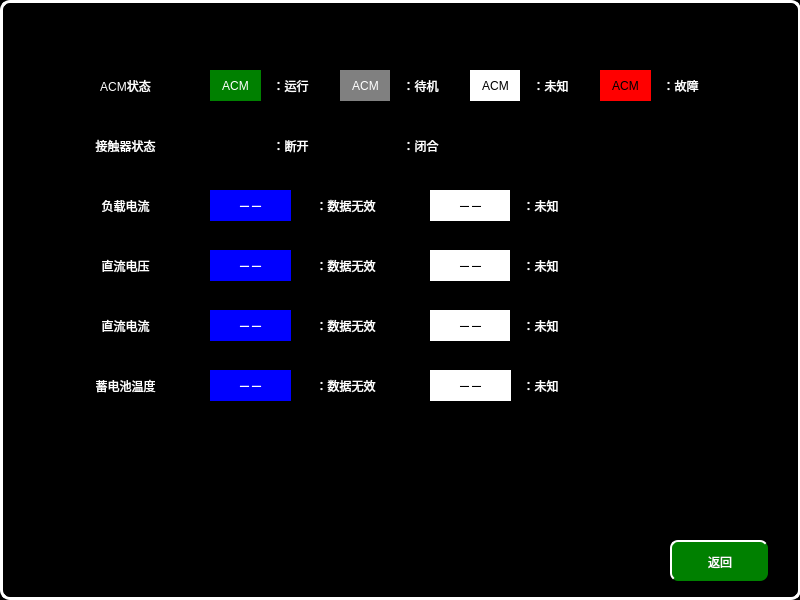
Qt form vehicleacuhelppage.ui (mayue-crrc/ShenyangMetro9DB) before a commit.
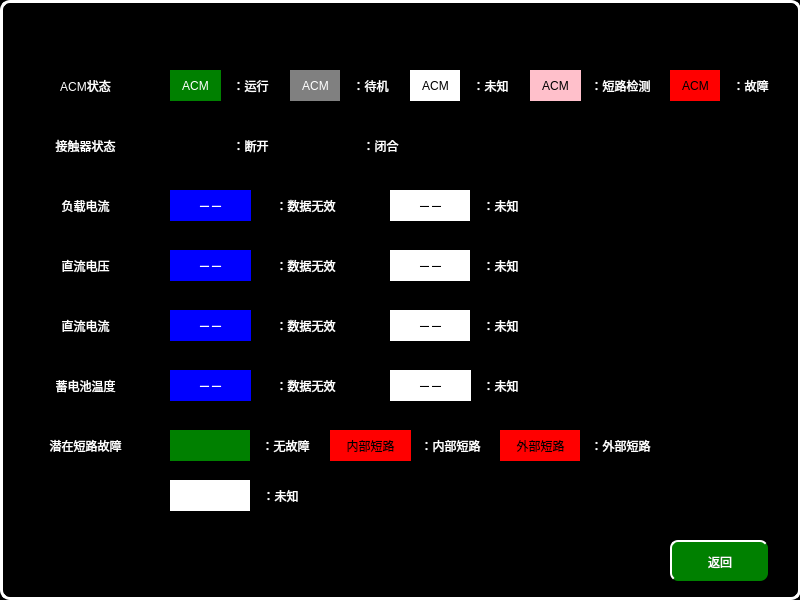
The same form after that commit. Icons and pictures are not drawn.

```diff
--- a/vehicleacuhelppage.ui
+++ b/vehicleacuhelppage.ui
@@ -39,7 +39,7 @@
   <widget class="QLabel" name="label_60">
    <property name="geometry">
     <rect>
-     <x>510</x>
+     <x>470</x>
      <y>370</y>
      <width>61</width>
      <height>31</height>
@@ -59,7 +59,7 @@
   <widget class="QLabel" name="label_19">
    <property name="geometry">
     <rect>
-     <x>210</x>
+     <x>170</x>
      <y>370</y>
      <width>81</width>
      <height>31</height>
@@ -78,7 +78,7 @@
   <widget class="QLabel" name="label_21">
    <property name="geometry">
     <rect>
-     <x>210</x>
+     <x>170</x>
      <y>190</y>
      <width>81</width>
      <height>31</height>
@@ -97,7 +97,7 @@
   <widget class="QLabel" name="label_29">
    <property name="geometry">
     <rect>
-     <x>430</x>
+     <x>390</x>
      <y>370</y>
      <width>81</width>
      <height>31</height>
@@ -116,7 +116,7 @@
   <widget class="QLabel" name="label_3">
    <property name="geometry">
     <rect>
-     <x>60</x>
+     <x>20</x>
      <y>370</y>
      <width>131</width>
      <height>31</height>
@@ -132,7 +132,7 @@
   <widget class="QLabel" name="label">
    <property name="geometry">
     <rect>
-     <x>60</x>
+     <x>20</x>
      <y>70</y>
      <width>131</width>
      <height>31</height>
@@ -164,7 +164,7 @@
   <widget class="QLabel" name="label_2">
    <property name="geometry">
     <rect>
-     <x>60</x>
+     <x>20</x>
      <y>250</y>
      <width>131</width>
      <height>31</height>
@@ -180,7 +180,7 @@
   <widget class="QLabel" name="label_30">
    <property name="geometry">
     <rect>
-     <x>430</x>
+     <x>390</x>
      <y>190</y>
      <width>81</width>
      <height>31</height>
@@ -199,7 +199,7 @@
   <widget class="QLabel" name="label_8">
    <property name="geometry">
     <rect>
-     <x>60</x>
+     <x>20</x>
      <y>310</y>
      <width>131</width>
      <height>31</height>
@@ -215,7 +215,7 @@
   <widget class="QLabel" name="label_7">
    <property name="geometry">
     <rect>
-     <x>60</x>
+     <x>20</x>
      <y>190</y>
      <width>131</width>
      <height>31</height>
@@ -251,7 +251,7 @@
   <widget class="QLabel" name="label_62">
    <property name="geometry">
     <rect>
-     <x>510</x>
+     <x>470</x>
      <y>190</y>
      <width>61</width>
      <height>31</height>
@@ -271,7 +271,7 @@
   <widget class="QLabel" name="label_63">
    <property name="geometry">
     <rect>
-     <x>300</x>
+     <x>260</x>
      <y>190</y>
      <width>91</width>
      <height>31</height>
@@ -291,7 +291,7 @@
   <widget class="QLabel" name="label_61">
    <property name="geometry">
     <rect>
-     <x>300</x>
+     <x>260</x>
      <y>370</y>
      <width>91</width>
      <height>31</height>
@@ -311,9 +311,9 @@
   <widget class="QLabel" name="label_53">
    <property name="geometry">
     <rect>
-     <x>650</x>
+     <x>580</x>
      <y>70</y>
-     <width>61</width>
+     <width>81</width>
      <height>31</height>
     </rect>
    </property>
@@ -322,7 +322,7 @@
 </string>
    </property>
    <property name="text">
-    <string>：故障</string>
+    <string>：短路检测</string>
    </property>
    <property name="alignment">
     <set>Qt::AlignCenter</set>
@@ -331,7 +331,7 @@
   <widget class="QLabel" name="label_54">
    <property name="geometry">
     <rect>
-     <x>260</x>
+     <x>220</x>
      <y>70</y>
      <width>61</width>
      <height>31</height>
@@ -351,14 +351,14 @@
   <widget class="QLabel" name="label_55">
    <property name="geometry">
     <rect>
-     <x>600</x>
+     <x>530</x>
      <y>70</y>
      <width>51</width>
      <height>31</height>
     </rect>
    </property>
    <property name="styleSheet">
-    <string notr="true">font: 16px, &quot;微软雅黑&quot;;color:black;background-color:red</string>
+    <string notr="true">font: 16px, &quot;微软雅黑&quot;;color:black;background-color:PINK</string>
    </property>
    <property name="text">
     <string>ACM</string>
@@ -370,7 +370,7 @@
   <widget class="QLabel" name="label_18">
    <property name="geometry">
     <rect>
-     <x>340</x>
+     <x>290</x>
      <y>70</y>
      <width>51</width>
      <height>31</height>
@@ -389,7 +389,7 @@
   <widget class="QLabel" name="label_56">
    <property name="geometry">
     <rect>
-     <x>390</x>
+     <x>340</x>
      <y>70</y>
      <width>61</width>
      <height>31</height>
@@ -409,7 +409,7 @@
   <widget class="QLabel" name="label_57">
    <property name="geometry">
     <rect>
-     <x>470</x>
+     <x>410</x>
      <y>70</y>
      <width>51</width>
      <height>31</height>
@@ -428,7 +428,7 @@
   <widget class="QLabel" name="label_64">
    <property name="geometry">
     <rect>
-     <x>520</x>
+     <x>460</x>
      <y>70</y>
      <width>61</width>
      <height>31</height>
@@ -448,7 +448,7 @@
   <widget class="QLabel" name="label_23">
    <property name="geometry">
     <rect>
-     <x>210</x>
+     <x>170</x>
      <y>70</y>
      <width>51</width>
      <height>31</height>
@@ -467,7 +467,7 @@
   <widget class="QLabel" name="label_31">
    <property name="geometry">
     <rect>
-     <x>430</x>
+     <x>390</x>
      <y>250</y>
      <width>81</width>
      <height>31</height>
@@ -486,7 +486,7 @@
   <widget class="QLabel" name="label_22">
    <property name="geometry">
     <rect>
-     <x>210</x>
+     <x>170</x>
      <y>250</y>
      <width>81</width>
      <height>31</height>
@@ -505,7 +505,7 @@
   <widget class="QLabel" name="label_65">
    <property name="geometry">
     <rect>
-     <x>510</x>
+     <x>470</x>
      <y>250</y>
      <width>61</width>
      <height>31</height>
@@ -525,7 +525,7 @@
   <widget class="QLabel" name="label_66">
    <property name="geometry">
     <rect>
-     <x>300</x>
+     <x>260</x>
      <y>250</y>
      <width>91</width>
      <height>31</height>
@@ -545,7 +545,7 @@
   <widget class="QLabel" name="label_32">
    <property name="geometry">
     <rect>
-     <x>430</x>
+     <x>390</x>
      <y>310</y>
      <width>81</width>
      <height>31</height>
@@ -564,7 +564,7 @@
   <widget class="QLabel" name="label_24">
    <property name="geometry">
     <rect>
-     <x>210</x>
+     <x>170</x>
      <y>310</y>
      <width>81</width>
      <height>31</height>
@@ -583,7 +583,7 @@
   <widget class="QLabel" name="label_67">
    <property name="geometry">
     <rect>
-     <x>510</x>
+     <x>470</x>
      <y>310</y>
      <width>61</width>
      <height>31</height>
@@ -603,7 +603,7 @@
   <widget class="QLabel" name="label_68">
    <property name="geometry">
     <rect>
-     <x>300</x>
+     <x>260</x>
      <y>310</y>
      <width>91</width>
      <height>31</height>
@@ -623,7 +623,7 @@
   <widget class="QLabel" name="label_4">
    <property name="geometry">
     <rect>
-     <x>60</x>
+     <x>20</x>
      <y>130</y>
      <width>131</width>
      <height>31</height>
@@ -639,7 +639,7 @@
   <widget class="QLabel" name="label_25">
    <property name="geometry">
     <rect>
-     <x>210</x>
+     <x>170</x>
      <y>130</y>
      <width>51</width>
      <height>31</height>
@@ -658,7 +658,7 @@
   <widget class="QLabel" name="label_58">
    <property name="geometry">
     <rect>
-     <x>260</x>
+     <x>220</x>
      <y>130</y>
      <width>61</width>
      <height>31</height>
@@ -678,7 +678,7 @@
   <widget class="QLabel" name="label_26">
    <property name="geometry">
     <rect>
-     <x>340</x>
+     <x>300</x>
      <y>130</y>
      <width>51</width>
      <height>31</height>
@@ -697,7 +697,7 @@
   <widget class="QLabel" name="label_59">
    <property name="geometry">
     <rect>
-     <x>390</x>
+     <x>350</x>
      <y>130</y>
      <width>61</width>
      <height>31</height>
@@ -714,6 +714,217 @@
     <set>Qt::AlignCenter</set>
    </property>
   </widget>
+  <widget class="QLabel" name="label_69">
+   <property name="geometry">
+    <rect>
+     <x>670</x>
+     <y>70</y>
+     <width>51</width>
+     <height>31</height>
+    </rect>
+   </property>
+   <property name="styleSheet">
+    <string notr="true">font: 16px, &quot;微软雅黑&quot;;color:black;background-color:red</string>
+   </property>
+   <property name="text">
+    <string>ACM</string>
+   </property>
+   <property name="alignment">
+    <set>Qt::AlignCenter</set>
+   </property>
+  </widget>
+  <widget class="QLabel" name="label_70">
+   <property name="geometry">
+    <rect>
+     <x>720</x>
+     <y>70</y>
+     <width>61</width>
+     <height>31</height>
+    </rect>
+   </property>
+   <property name="styleSheet">
+    <string notr="true">	font: 16px, &quot;微软雅黑&quot;;
+</string>
+   </property>
+   <property name="text">
+    <string>：故障</string>
+   </property>
+   <property name="alignment">
+    <set>Qt::AlignCenter</set>
+   </property>
+  </widget>
+  <widget class="QLabel" name="label_71">
+   <property name="geometry">
+    <rect>
+     <x>410</x>
+     <y>430</y>
+     <width>81</width>
+     <height>31</height>
+    </rect>
+   </property>
+   <property name="styleSheet">
+    <string notr="true">	font: 16px, &quot;微软雅黑&quot;;
+</string>
+   </property>
+   <property name="text">
+    <string>：内部短路</string>
+   </property>
+   <property name="alignment">
+    <set>Qt::AlignCenter</set>
+   </property>
+  </widget>
+  <widget class="QLabel" name="label_20">
+   <property name="geometry">
+    <rect>
+     <x>330</x>
+     <y>430</y>
+     <width>81</width>
+     <height>31</height>
+    </rect>
+   </property>
+   <property name="styleSheet">
+    <string notr="true">font: 16px, &quot;微软雅黑&quot;;color:black;background-color:red</string>
+   </property>
+   <property name="text">
+    <string>内部短路</string>
+   </property>
+   <property name="alignment">
+    <set>Qt::AlignCenter</set>
+   </property>
+  </widget>
+  <widget class="QLabel" name="label_5">
+   <property name="geometry">
+    <rect>
+     <x>20</x>
+     <y>430</y>
+     <width>131</width>
+     <height>31</height>
+    </rect>
+   </property>
+   <property name="text">
+    <string>潜在短路故障</string>
+   </property>
+   <property name="alignment">
+    <set>Qt::AlignCenter</set>
+   </property>
+  </widget>
+  <widget class="QLabel" name="label_27">
+   <property name="geometry">
+    <rect>
+     <x>170</x>
+     <y>430</y>
+     <width>81</width>
+     <height>31</height>
+    </rect>
+   </property>
+   <property name="styleSheet">
+    <string notr="true">font: 16px, &quot;微软雅黑&quot;;color:white;background-color:green</string>
+   </property>
+   <property name="text">
+    <string/>
+   </property>
+   <property name="alignment">
+    <set>Qt::AlignCenter</set>
+   </property>
+  </widget>
+  <widget class="QLabel" name="label_72">
+   <property name="geometry">
+    <rect>
+     <x>170</x>
+     <y>480</y>
+     <width>81</width>
+     <height>31</height>
+    </rect>
+   </property>
+   <property name="styleSheet">
+    <string notr="true">font: 16px, &quot;微软雅黑&quot;;color:black;background-color:white</string>
+   </property>
+   <property name="text">
+    <string/>
+   </property>
+   <property name="alignment">
+    <set>Qt::AlignCenter</set>
+   </property>
+  </widget>
+  <widget class="QLabel" name="label_73">
+   <property name="geometry">
+    <rect>
+     <x>250</x>
+     <y>430</y>
+     <width>71</width>
+     <height>31</height>
+    </rect>
+   </property>
+   <property name="styleSheet">
+    <string notr="true">	font: 16px, &quot;微软雅黑&quot;;
+</string>
+   </property>
+   <property name="text">
+    <string>：无故障</string>
+   </property>
+   <property name="alignment">
+    <set>Qt::AlignCenter</set>
+   </property>
+  </widget>
+  <widget class="QLabel" name="label_74">
+   <property name="geometry">
+    <rect>
+     <x>250</x>
+     <y>480</y>
+     <width>61</width>
+     <height>31</height>
+    </rect>
+   </property>
+   <property name="styleSheet">
+    <string notr="true">	font: 16px, &quot;微软雅黑&quot;;
+</string>
+   </property>
+   <property name="text">
+    <string>：未知</string>
+   </property>
+   <property name="alignment">
+    <set>Qt::AlignCenter</set>
+   </property>
+  </widget>
+  <widget class="QLabel" name="label_28">
+   <property name="geometry">
+    <rect>
+     <x>500</x>
+     <y>430</y>
+     <width>81</width>
+     <height>31</height>
+    </rect>
+   </property>
+   <property name="styleSheet">
+    <string notr="true">font: 16px, &quot;微软雅黑&quot;;color:black;background-color:red</string>
+   </property>
+   <property name="text">
+    <string>外部短路</string>
+   </property>
+   <property name="alignment">
+    <set>Qt::AlignCenter</set>
+   </property>
+  </widget>
+  <widget class="QLabel" name="label_75">
+   <property name="geometry">
+    <rect>
+     <x>580</x>
+     <y>430</y>
+     <width>81</width>
+     <height>31</height>
+    </rect>
+   </property>
+   <property name="styleSheet">
+    <string notr="true">	font: 16px, &quot;微软雅黑&quot;;
+</string>
+   </property>
+   <property name="text">
+    <string>：外部短路</string>
+   </property>
+   <property name="alignment">
+    <set>Qt::AlignCenter</set>
+   </property>
+  </widget>
   <zorder>label_98</zorder>
   <zorder>label_60</zorder>
   <zorder>label_19</zorder>
@@ -750,6 +961,17 @@
   <zorder>label_58</zorder>
   <zorder>label_26</zorder>
   <zorder>label_59</zorder>
+  <zorder>label_69</zorder>
+  <zorder>label_70</zorder>
+  <zorder>label_71</zorder>
+  <zorder>label_20</zorder>
+  <zorder>label_5</zorder>
+  <zorder>label_27</zorder>
+  <zorder>label_72</zorder>
+  <zorder>label_73</zorder>
+  <zorder>label_74</zorder>
+  <zorder>label_28</zorder>
+  <zorder>label_75</zorder>
  </widget>
  <resources/>
  <connections/>
```
